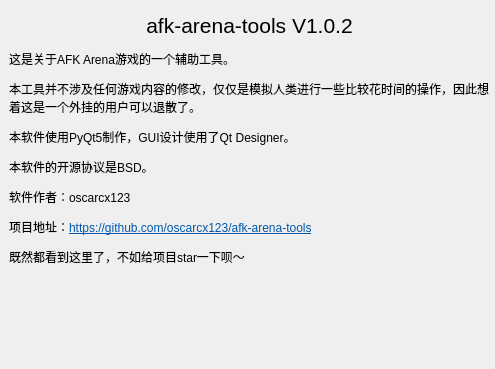
This is about_gui.ui in oscarcx123/afk-arena-tools as Qt 5 draws it before an edit. The edited form follows.
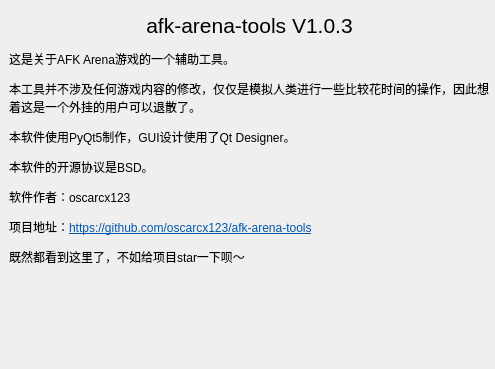
This is the edited form.

What changed in the file:
```diff
--- a/about_gui.ui
+++ b/about_gui.ui
@@ -28,7 +28,7 @@
     </font>
    </property>
    <property name="text">
-    <string>afk-arena-tools V1.0.2</string>
+    <string>afk-arena-tools V1.0.3</string>
    </property>
    <property name="alignment">
     <set>Qt::AlignCenter</set>
```
